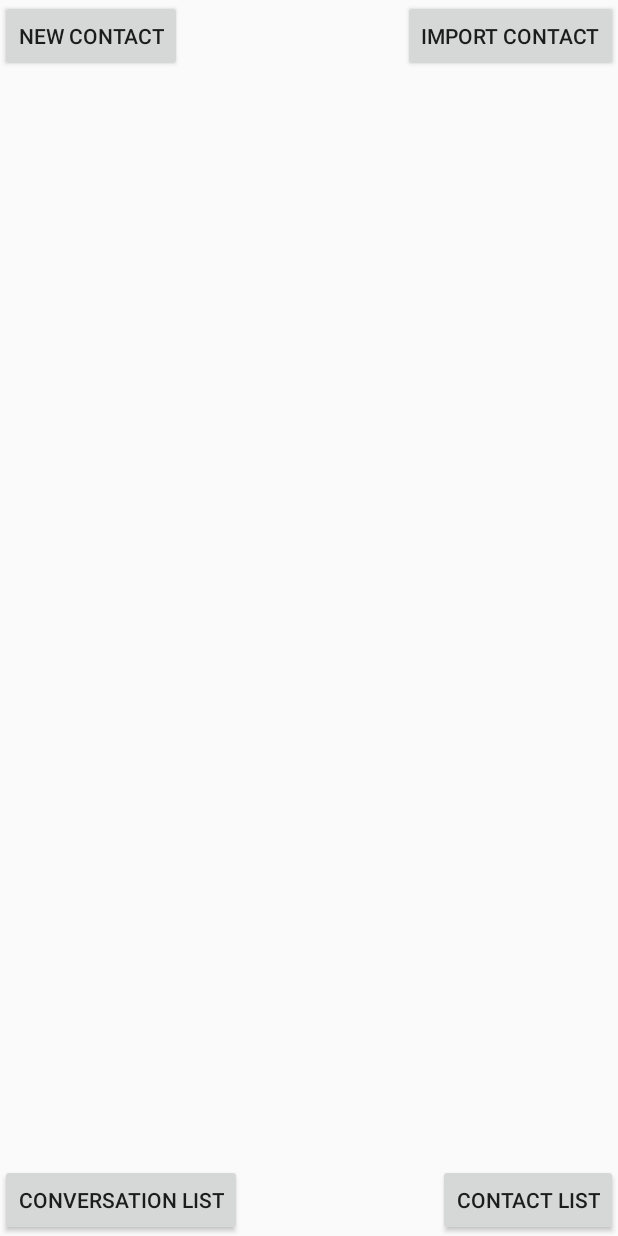
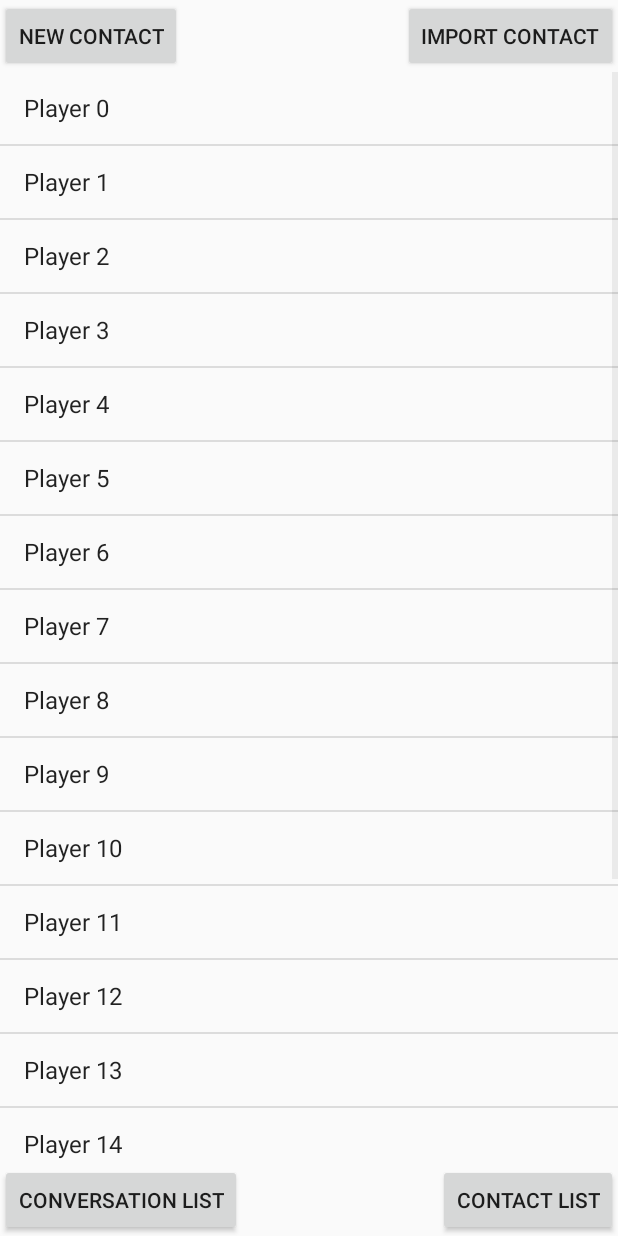
Before and after one commit to Aurifier/BRiDGE, an Android app: the ContactsList screen opened directly, with no data from a screen before it, on a phone screen of 412 x 824 dp. Run offline under Robolectric (Android 15) with nearby library versions, the phone set to English and light mode, and no system bars.

Commit message:
Connected Contact List to View Contact

```diff
--- a/app/src/main/AndroidManifest.xml
+++ b/app/src/main/AndroidManifest.xml
@@ -22,6 +22,10 @@
             android:label="@string/app_name" >
         </activity>
         <activity
+            android:name="com.caffeinecraft.bridge.ViewContact"
+            android:label="@string/app_name" >
+        </activity>
+        <activity
             android:name=".ImportContacts"
             android:label="@string/title_activity_import_contacts" >
         </activity>
--- a/app/src/main/java/com/caffeinecraft/bridge/ContactsList.java
+++ b/app/src/main/java/com/caffeinecraft/bridge/ContactsList.java
@@ -9,15 +9,73 @@ import android.view.Menu;
 import android.view.MenuItem;
 import android.view.MotionEvent;
 import android.view.View;
+import android.widget.AdapterView;
+import android.widget.ArrayAdapter;
+import android.widget.AutoCompleteTextView;
 import android.widget.Button;
+import android.widget.ListView;
+import com.caffeinecraft.bridge.model.Contact;
+import java.util.ArrayList;
+import java.util.List;
+import android.widget.AdapterView.OnItemClickListener;
+import com.caffeinecraft.bridge.ViewContact;
+
 import com.caffeinecraft.bridge.dao.ContactsDataSource;
 
 public class ContactsList extends Activity implements View.OnClickListener{
 
+    private ListView lv;
+    List<Contact> contactlist;
+
     @Override
     protected void onCreate(Bundle savedInstanceState) {
+
         super.onCreate(savedInstanceState);
         setContentView(R.layout.contacts_list);
+
+        lv = (ListView) findViewById(R.id.listView);
+
+        ContactsDataSource foo = new ContactsDataSource(this);
+        foo.open();
+        contactlist = foo.getAllContacts();
+
+        List<String> nameList = new ArrayList<String>();
+
+        for(int i = 0;i<contactlist.size();i++)
+        {
+            Contact temp = contactlist.get(i);
+            nameList.add(temp.getFirstName() + " " + temp.getLastName());
+        }
+
+        //Dummy data, until we can get real contacts.
+        for(int i = 0; i< 20; i++)
+        {
+            nameList.add("Player " + i);
+        }
+
+        ArrayAdapter<String> arrayAdapter = new ArrayAdapter<String>(
+                this,
+                android.R.layout.simple_list_item_1,
+                nameList);
+
+        lv.setAdapter(arrayAdapter);
+
+        lv.setOnItemClickListener(new ListView.OnItemClickListener() {
+            public void onItemClick(AdapterView<?> a, View v, int i, long l) {
+                //Create the intent
+                Intent intent = new Intent(getApplicationContext(), ViewContact.class);
+
+                //Create the bundle
+                Bundle bundle = new Bundle();
+                //Add your data to bundle
+                bundle.putString("row number",""+l);
+                //Add the bundle to the intent
+                intent.putExtras(bundle);
+
+                //Fire that second activity
+                startActivity(intent);
+            }
+        });
 
         View btnNewContact = findViewById(R.id.buttonNewContact);
         btnNewContact.setOnClickListener(this);
@@ -33,13 +91,13 @@ public class ContactsList extends Activity implements View.OnClickListener{
     public void onClick(View v) {
         switch(v.getId()) {
             case R.id.buttonNewContact:
-                startActivity(new Intent(this, TestActivity.class));
+                startActivity(new Intent(this, ImportContacts.class));
                 break;
             case R.id.buttonImportContact:
                 startActivity(new Intent(this, ImportContacts.class));
                 break;
             case R.id.buttonConversationList:
-                startActivity(new Intent(this, TestActivity.class));
+                startActivity(new Intent(this, ImportContacts.class));
                 break;
             case R.id.buttonContactList:
                 //You're already in ContactList, silly
--- a/app/src/main/res/layout/contacts_list.xml
+++ b/app/src/main/res/layout/contacts_list.xml
@@ -41,4 +41,12 @@
         android:layout_alignParentRight="true"
         android:layout_alignParentEnd="true" />
 
+    <ListView
+        android:layout_width="wrap_content"
+        android:layout_height="wrap_content"
+        android:id="@+id/listView"
+        android:layout_centerHorizontal="true"
+        android:layout_below="@+id/buttonNewContact"
+        android:layout_above="@+id/buttonConversationList" />
+
 </RelativeLayout>
--- a/app/src/main/res/values/strings.xml
+++ b/app/src/main/res/values/strings.xml
@@ -9,6 +9,8 @@
     <string name="phone_contacts">Phone Contacts</string>
     <string name="facebook_friends">Facebook Friends</string>
     <string name="title_activity_import_phone_contacts">Import Phone Contacts</string>
+    <string name="title_activity_contacts_list">Contacts List</string>
+    <string name="title_activity_view_contact">View Contact</string>
 
     <!--Button Names-->
     <string name="conversation_list">Conversation List</string>
```
Also changed, not shown: app/src/main/java/com/caffeinecraft/bridge/ViewContact.java (added, +37 -0 lines), app/src/main/res/layout/activity_view_contact.xml (added, +23 -0 lines).
